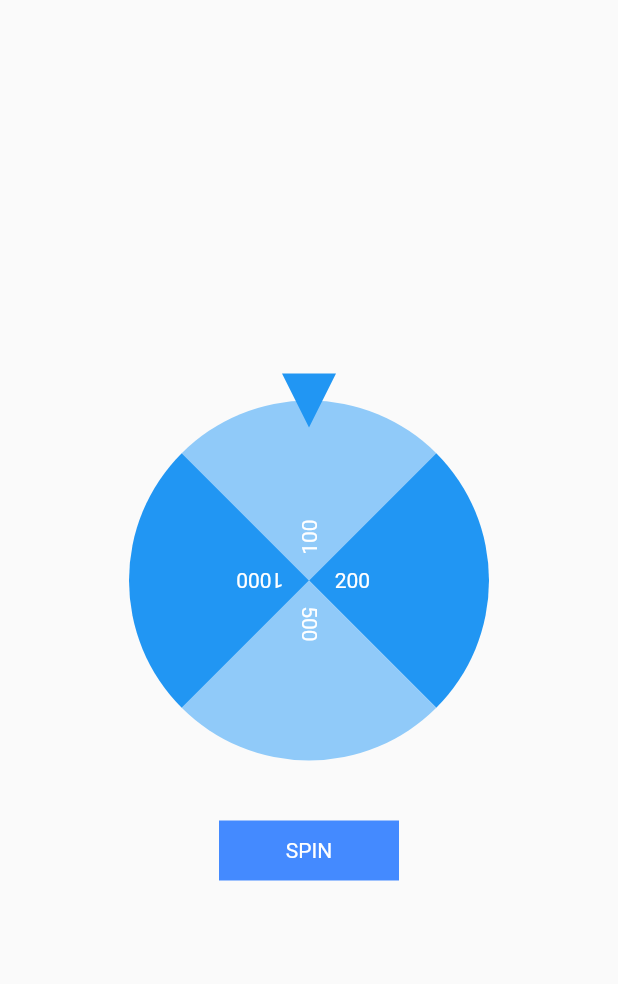
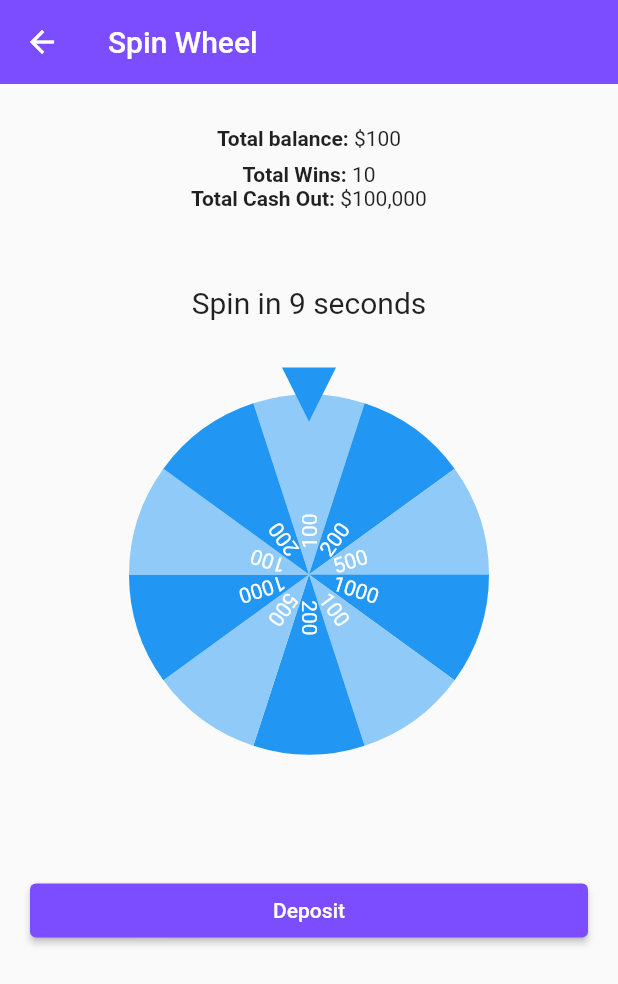
Before and after one commit to samstickkz/projectMain, a Flutter app: the SpinWheel screen opened directly, on a phone screen of 412 x 824 dp. Shown: the top 984 px of the screen. Run offline on Flutter 3.47's test engine with Material 2 defaults, Android fonts, the phone set to English and light mode, and no system bars; drawn by our look-alikes of flutter_fortune_wheel; our stand-ins replace animated_splash_screen, animated_text_kit, audioplayers, confetti, firebase_auth, firebase_core and 10 more; missing offline and left inert: flutter_paystack, local_auth_ios; accounts and stored records are empty; network calls fail; project files that could hold a hidden picture were left out.

Commit message:
raffle dix

```diff
--- a/project/lib/payment/payment success.dart
+++ b/project/lib/payment/payment success.dart
@@ -1,4 +1,5 @@
 import 'package:flutter/material.dart';
+import '../raflle/raffle.dart';
 import '../screens/nav.dart';
 
 class PaymentSuccess extends StatelessWidget {
@@ -68,7 +69,7 @@ class PaymentSuccess extends StatelessWidget {
                       Navigator.push(
                         context,
                         MaterialPageRoute(
-                          builder: (context) => const NavPage(),
+                          builder: (context) => const SpinWheel(),
                         ),
                       );
                     },
--- a/project/lib/payment/payment_page.dart
+++ b/project/lib/payment/payment_page.dart
@@ -55,7 +55,7 @@ class _PaymentPageState extends State<PaymentPage> {
   @override
   Widget build(BuildContext context) {
     return Scaffold(
-      backgroundColor: Colors.black,
+
       appBar: AppBar(
         title: const Text('Payment Page'),
       ),
--- a/project/lib/raflle/raffle.dart
+++ b/project/lib/raflle/raffle.dart
@@ -1,6 +1,14 @@
+import 'dart:async';
+import 'package:confetti/confetti.dart';
 import 'package:flutter/material.dart';
 import 'package:flutter_fortune_wheel/flutter_fortune_wheel.dart';
+import 'package:get/get.dart';
+import 'package:get/get_core/src/get_main.dart';
 import 'package:rxdart/rxdart.dart';
+import 'package:audioplayers/audioplayers.dart';
+
+import '../payment/payment_page.dart';
+
 
 class SpinWheel extends StatefulWidget {
   const SpinWheel({Key? key}) : super(key: key);
@@ -10,35 +18,143 @@ class SpinWheel extends StatefulWidget {
 }
 
 class _SpinWheelState extends State<SpinWheel> {
+  final _confettiController = ConfettiController();
+  final _audioPlayer = AudioPlayer();
+
+
   final selected = BehaviorSubject<int>();
   int rewards = 0;
+  int remainingTime = 10; // initial remaining time in seconds
+  late Timer _timer;
 
   List<int> items = [
-    100, 200, 500, 1000,
+    100,
+    200,
+    500,
+    1000,
+    100,
+    200,
+    500,
+    1000,
+    100,
+    200,
   ];
+
+  @override
+  void initState() {
+    super.initState();
+    _startTimer();
+  }
 
   @override
   void dispose() {
     selected.close();
+    _timer.cancel();
     super.dispose();
+  }
+
+  void _startTimer() {
+    _timer = Timer.periodic(const Duration(seconds: 1), (timer) {
+      setState(() {
+        remainingTime -= 1;
+      });
+      if (remainingTime == 0) {
+        timer.cancel();
+        selected.add(Fortune.randomInt(0, items.length));
+        Future.delayed(const Duration(seconds: 5), () {
+          remainingTime = 20; // reset remaining time
+          _startTimer(); // start the timer again
+        });
+      }
+    });
   }
 
   @override
   Widget build(BuildContext context) {
     return Scaffold(
-
-      body: Center(
+      appBar: AppBar(
+        title: const Text("Spin Wheel"),
+      ),
+      body: Padding(
+        padding: const EdgeInsets.symmetric(horizontal: 20.0, vertical: 20),
         child: Column(
           crossAxisAlignment: CrossAxisAlignment.center,
-          mainAxisAlignment: MainAxisAlignment.center,
           children: [
+            Column(
+              children: [
+                Padding(
+                  padding: const EdgeInsets.all(8.0),
+                  child: Row(
+                    mainAxisAlignment: MainAxisAlignment.center,
+                    children: [
+                      Row(
+                        children: const [
+                          Text(
+                            'Total balance: ',
+                            style: TextStyle(
+                              fontWeight: FontWeight.bold,
+                            ),
+                          ),
+                          Text('\$100')
+                        ],
+                      ),
+                    ],
+                  ),
+                ),
+                Row(
+                  mainAxisAlignment: MainAxisAlignment.center,
+                  children: const [
+                    Text(
+                      'Total Wins: ',
+                      style: TextStyle(
+                        fontWeight: FontWeight.bold,
+                      ),
+                    ),
+                    Text('10')
+                  ],
+                ),
+                Row(
+                  mainAxisAlignment: MainAxisAlignment.center,
+                  children: const [
+                    Text(
+                      'Total Cash Out: ',
+                      style: TextStyle(
+                        fontWeight: FontWeight.bold,
+                      ),
+                    ),
+                    Text('\$100,000')
+                  ],
+                ),
+              ],
+            ),
+            const SizedBox(height: 50),
+            ConfettiWidget(
+              confettiController: _confettiController,
+              blastDirectionality: BlastDirectionality.explosive,
+              shouldLoop: false,
+              colors: const [
+                Colors.green,
+                Colors.blue,
+                Colors.pink,
+                Colors.orange,
+                Colors.purple,
+              ],
+            ),
+            Text(
+              "Spin in $remainingTime seconds",
+              style: const TextStyle(fontSize: 20),
+            ),
+            const SizedBox(
+              height: 20,
+            ),
             SizedBox(
               height: 300,
               child: FortuneWheel(
+
                 selected: selected.stream,
                 animateFirst: false,
                 items: [
-                  for(int i = 0; i < items.length; i++)...<FortuneItem>{
+                  for (int i = 0; i < items.length; i++) ...<FortuneItem>{
                     FortuneItem(child: Text(items[i].toString())),
                   },
                 ],
@@ -46,36 +162,67 @@ class _SpinWheelState extends State<SpinWheel> {
                   setState(() {
                     rewards = items[selected.value];
                   });
+                  _confettiController.play();
                   print(rewards);
-                  ScaffoldMessenger.of(context).showSnackBar(
-                    SnackBar(
-                      content: Text("You just won " + rewards.toString() + " Points!"),
+
+                  ScaffoldMessenger.of(context).showMaterialBanner(
+                    MaterialBanner(
+                      content: Text(
+                        "Hi sam, You just won \$$rewards!",
+                        style: const TextStyle(
+                          color: Colors.white,
+                        ),
+                      ),
+                      leading: const Icon(Icons.thumb_up, color: Colors.white),
+                      backgroundColor: Colors.green,
+                      actions: [
+                        TextButton(
+                          child: const Text(
+                            'Close',
+                            style: TextStyle(
+                              color: Colors.white,
+                            ),
+                          ),
+                          onPressed: () {
+                            ScaffoldMessenger.of(context)
+                                .hideCurrentMaterialBanner();
+                          },
+                        ),
+                      ],
                     ),
+                    // SnackBar(
+                    //   content: Text("You just won $rewards Points!"),
+                    // ),
                   );
+                  Future.delayed(const Duration(seconds: 5), () {
+                    _confettiController.stop();
+                  });
                 },
               ),
             ),
-
-            SizedBox(height: 10,),
+            const SizedBox(
+              height: 50,
+            ),
+            Row(
+              children: [
+                Expanded(
+                  child: ElevatedButton(
+                    style: ElevatedButton.styleFrom(
+                      backgroundColor: Colors.deepPurpleAccent,
+                    ),
+                    onPressed: () {
+                      //navigate to deposit page
+                      Get.to(() => const PaymentPage());
 
 
-            GestureDetector(
-              onTap: () {
-                setState(() {
-                  selected.add(Fortune.randomInt(0, items.length));
-                });
-              },
-              child: Container(
-                height: 40,
-                width: 120,
-                color: Colors.blueAccent,
-                child: const Center(
-                  child: Text("SPIN",style: TextStyle(
-                    color: Colors.white
-                  ),),
+
+
+                    },
+                    child: const Text("Deposit"),
+                  ),
                 ),
-              ),
-            ),
+              ],
+            )
           ],
         ),
       ),
--- a/project/pubspec.yaml
+++ b/project/pubspec.yaml
@@ -61,6 +61,8 @@ dependencies:
   shimmer_animation: ^2.1.0+1
   flutter_fortune_wheel: ^1.2.0
   rxdart: ^0.27.7
+  confetti: ^0.7.0
+  audioplayers: ^4.0.1
 
 
 
```
Also changed, not shown: project/lib/news/home.dart (+79 -39 lines), project/lib/news/models/post_model.dart (+165 -22 lines), project/lib/wallet/main_wallet_dashbaord.dart (+7 -3 lines), project/pubspec.lock, 5 other files.
